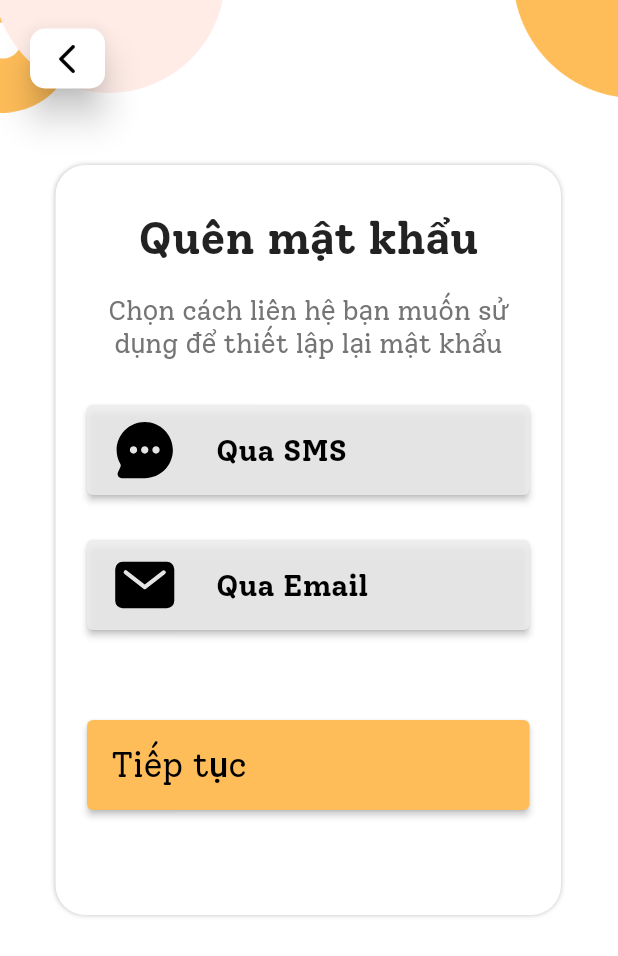
After one commit to huuvghieu/thumbsup-mobile, a Flutter app: the ForgetPasswordScreen screen opened directly, on a phone screen of 412 x 824 dp. The commit adds this screen. Shown: the top 956 px of the screen. Run offline on Flutter 3.47's test engine with Material 2 defaults, Android fonts, the phone set to English and light mode, and no system bars; our stand-ins replace bloc, carousel_slider, firebase_auth, firebase_core, flutter_bloc, flutter_svg and 5 more; missing offline and left inert: flutter_zalopay_sdk; accounts and stored records are empty.

Commit message:
forget password screen

```diff
--- a/lib/common/color.dart
+++ b/lib/common/color.dart
@@ -9,4 +9,5 @@ class AppColor {
   static const Color accentColor =  Color(0xFF168EED);
   static const Color primaryColor = Colors.deepOrange;
   static const Color backgroundHeartColor = Color(0xFFFE724C);
+  static const kTextColor = Color(0xFF757575);
 }
--- a/lib/common/image.dart
+++ b/lib/common/image.dart
@@ -12,3 +12,5 @@ const String otpVerify = "assets/images/otp.png";
 const String shopping = "assets/images/shopping.png";
 const String saleTag = "assets/images/sale_tag.png";
 const String emptyIcon = "assets/icons/out-of-stock.png";
+const String messageIcon = "assets/icons/message-icon.svg";
+const String mailIcon = "assets/icons/mail-icon.svg";
--- a/lib/screens/login/login.dart
+++ b/lib/screens/login/login.dart
@@ -2,6 +2,7 @@ import 'package:flutter/gestures.dart';
 import 'package:flutter/material.dart';
 import 'package:my_app/screens/home/home.dart';
 import 'package:my_app/screens/login/register.dart';
+import 'package:my_app/screens/password/forget_password_screen.dart';
 import 'package:my_app/screens/widget/decorate_register.dart';
 
 import '../../common/color.dart';
@@ -32,7 +33,12 @@ class Login extends StatelessWidget {
                   const SizedBox(height: 50.0),
                   const LoginForm(),
                   TextButton(
-                      onPressed: () {},
+                      onPressed: () {
+                        Navigator.pushReplacement(
+                            context, MaterialPageRoute(
+                              builder: (context) => const ForgetPasswordScreen())
+                            );
+                      },
                       child: const Text(
                         "Quên mật khẩu?",
                         style: TextStyle(
@@ -54,7 +60,7 @@ class Login extends StatelessWidget {
                           fontSize: 18.0,
                           decoration: TextDecoration.underline),
                       recognizer: TapGestureRecognizer()
-                        ..onTap = () => Navigator.pushReplacement(
+                        ..onTap = () => Navigator.push(
                             context,
                             MaterialPageRoute(
                                 builder: (context) => const Register())),
--- /dev/null
+++ b/lib/screens/password/components/button_continue.dart
@@ -0,0 +1,36 @@
+import 'package:flutter/material.dart';
+import 'package:my_app/common/color.dart';
+class ButtonContinue extends StatelessWidget {
+  final String text;
+
+  const ButtonContinue({
+    super.key, required this.text,
+  });
+
+  @override
+  Widget build(BuildContext context) {
+    return Container(
+      margin: const EdgeInsets.fromLTRB(0, 60, 0, 0),
+      width: double.infinity,
+      height: 60,
+      child: ElevatedButton(
+        onPressed: () => {},
+        style: ElevatedButton.styleFrom(
+          shadowColor: Colors.black,
+          backgroundColor: AppColor.primary
+        ),
+        child: Row(crossAxisAlignment: CrossAxisAlignment.center, children: [
+           Text(
+            text,
+            style: const TextStyle(
+              color: Colors.black,
+              fontSize: 23,
+              fontFamily: 'Solway'
+              ),
+              textAlign: TextAlign.end,
+          ),
+        ]),
+      ),
+    );
+  }
+}
--- /dev/null
+++ b/lib/screens/password/components/button_email.dart
@@ -0,0 +1,47 @@
+import 'package:flutter/material.dart';
+import 'package:flutter_svg/svg.dart';
+
+class ButtonEmail extends StatelessWidget {
+  final String svgPicture;
+  final String text;
+
+  const ButtonEmail({
+    super.key, required this.svgPicture, required this.text,
+  });
+
+  @override
+  Widget build(BuildContext context) {
+    return Container(
+      margin: const EdgeInsets.fromLTRB(0, 30, 0, 0),
+      width: double.infinity,
+      height: 60,
+      child: ElevatedButton(
+        onPressed: () => {},
+        style: ElevatedButton.styleFrom(
+          shadowColor: Colors.black,
+          backgroundColor: const Color.fromARGB(211, 237, 237, 237),
+        ),
+        child: Row(crossAxisAlignment: CrossAxisAlignment.center, children: [
+          Padding(
+            padding: const EdgeInsets.fromLTRB(0, 0, 25, 0),
+            child: SvgPicture.asset(
+              svgPicture,
+              width: 45,
+              height: 45,
+            ),
+          ),
+           Text(
+            text,
+            style: const TextStyle(
+              color: Colors.black,
+              fontSize: 20,
+              fontWeight: FontWeight.bold,
+              fontFamily: 'Solway'
+              ),
+            textAlign: TextAlign.start,
+          ),
+        ]),
+      ),
+    );
+  }
+}
--- /dev/null
+++ b/lib/screens/password/components/button_sms.dart
@@ -0,0 +1,47 @@
+import 'package:flutter/material.dart';
+import 'package:flutter_svg/svg.dart';
+
+class ButtonSMS extends StatelessWidget {
+  final String svgPicture;
+  final String text;
+
+  const ButtonSMS({
+    super.key, required this.svgPicture, required this.text,
+  });
+
+  @override
+  Widget build(BuildContext context) {
+    return Container(
+      margin: const EdgeInsets.fromLTRB(0, 30, 0, 0),
+      width: double.infinity,
+      height: 60,
+      child: ElevatedButton(
+        onPressed: () => {},
+        style: ElevatedButton.styleFrom(
+          shadowColor: Colors.black,
+          backgroundColor: Color.fromARGB(211, 237, 237, 237),
+        ),
+        child: Row(crossAxisAlignment: CrossAxisAlignment.center, children: [
+          Padding(
+            padding: const EdgeInsets.fromLTRB(0, 0, 25, 0),
+            child: SvgPicture.asset(
+              svgPicture,
+              width: 45,
+              height: 45,
+            ),
+          ),
+           Text(
+            text,
+            style: const TextStyle(
+              color: Colors.black,
+              fontSize: 20,
+              fontWeight: FontWeight.bold,
+              fontFamily: 'Solway'
+              ),
+            textAlign: TextAlign.start,
+          ),
+        ]),
+      ),
+    );
+  }
+}
--- /dev/null
+++ b/lib/screens/password/forget_password_screen.dart
@@ -0,0 +1,88 @@
+import 'package:flutter/material.dart';
+import 'package:my_app/common/color.dart';
+import 'package:my_app/common/image.dart';
+import 'package:my_app/screens/password/components/button_continue.dart';
+import 'package:my_app/screens/password/components/button_email.dart';
+import 'package:my_app/screens/widget/decorate_register.dart';
+
+import 'components/button_sms.dart';
+
+class ForgetPasswordScreen extends StatelessWidget {
+  const ForgetPasswordScreen({super.key});
+
+  @override
+  Widget build(BuildContext context) {
+    return SafeArea(
+        child: Scaffold(
+      backgroundColor: Colors.white,
+      body: Container(
+        width: double.infinity,
+        color: Colors.white,
+        alignment: Alignment.center,
+        child: Column(
+          mainAxisAlignment: MainAxisAlignment.start,
+          crossAxisAlignment: CrossAxisAlignment.center,
+          children: [
+            const DecorateRegister(),
+            Center(
+              child: Container(
+                height: 500,
+                width: double.infinity,
+                margin: const EdgeInsets.fromLTRB(37, 35, 38, 0),
+                padding: const EdgeInsets.fromLTRB(21, 30, 21, 50),
+                alignment: Alignment.center,
+                decoration: BoxDecoration(
+                  color: Colors.white,
+                  borderRadius: BorderRadius.circular(20),
+                  boxShadow: const [
+                    BoxShadow(
+                      color: Color(0X3F000000),
+                      offset: Offset(0, 0),
+                      blurRadius: 2,
+                    )
+                  ],
+                ),
+                child: Column(
+                  crossAxisAlignment: CrossAxisAlignment.center,
+                  children: [
+                    const Text(
+                      'Quên mật khẩu',
+                      textAlign: TextAlign.center,
+                      style: TextStyle(
+                          fontFamily: 'Solway',
+                          fontSize: 30,
+                          fontWeight: FontWeight.bold),
+                    ),
+                    Container(
+                      margin: const EdgeInsets.fromLTRB(0, 20, 0, 0),
+                      child: const Text(
+                        'Chọn cách liên hệ bạn muốn sử \ndụng để thiết lập lại mật khẩu',
+                        style: TextStyle(
+                            color: AppColor.kTextColor,
+                            fontFamily: 'Solway',
+                            fontSize: 18),
+                        textAlign: TextAlign.center,
+                      ),
+                    ),
+                    const ButtonSMS(
+                      svgPicture: messageIcon,
+                      text: 'Qua SMS',
+                    ),
+
+                    const ButtonEmail(
+                      svgPicture: mailIcon,
+                       text: 'Qua Email'),
+
+                    const ButtonContinue(
+                      text: 'Tiếp tục',
+                    )
+                  ],
+                ),
+              ),
+            )
+          ],
+        ),
+      ),
+    ));
+  }
+}
```
Also changed, not shown: lib/screens/home/home.dart (+10 -0 lines), pubspec.yaml (+12 -2 lines), assets/fonts/solway/Solway-Bold.ttf (added), assets/fonts/solway/Solway-Light.ttf (added), assets/fonts/solway/Solway-Regular.ttf (added), assets/icons/mail-icon.svg (added), assets/icons/message-icon.svg (added), lib/screens/profile/profile_screen.dart (added), pubspec.lock, 2 other files.
